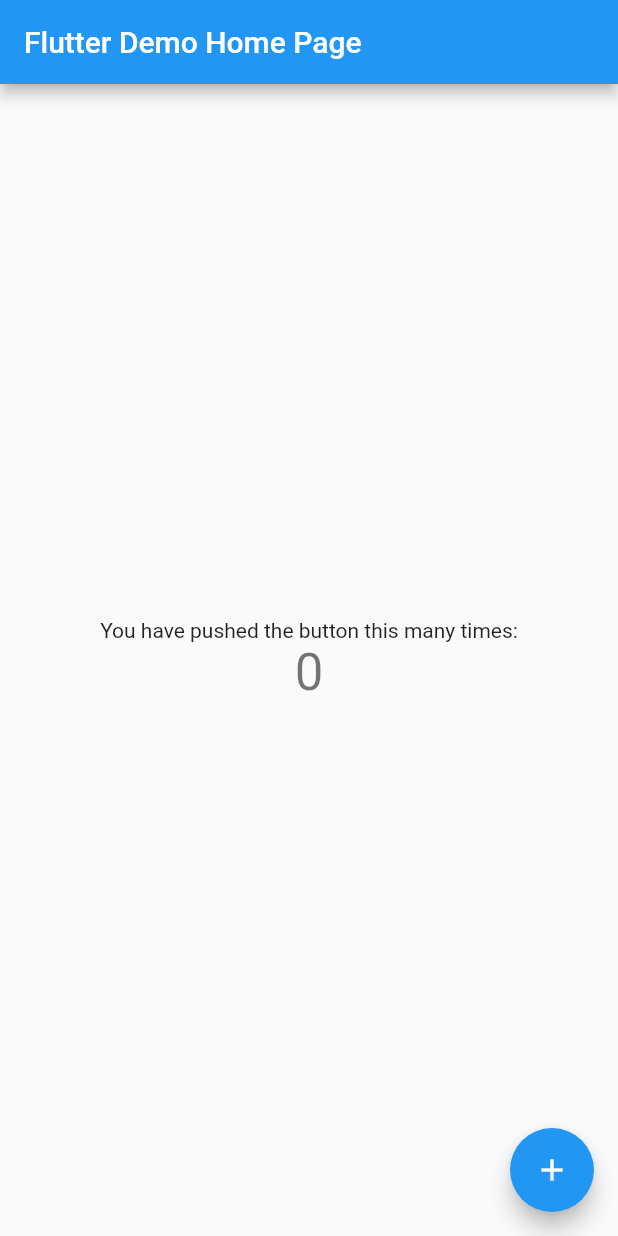
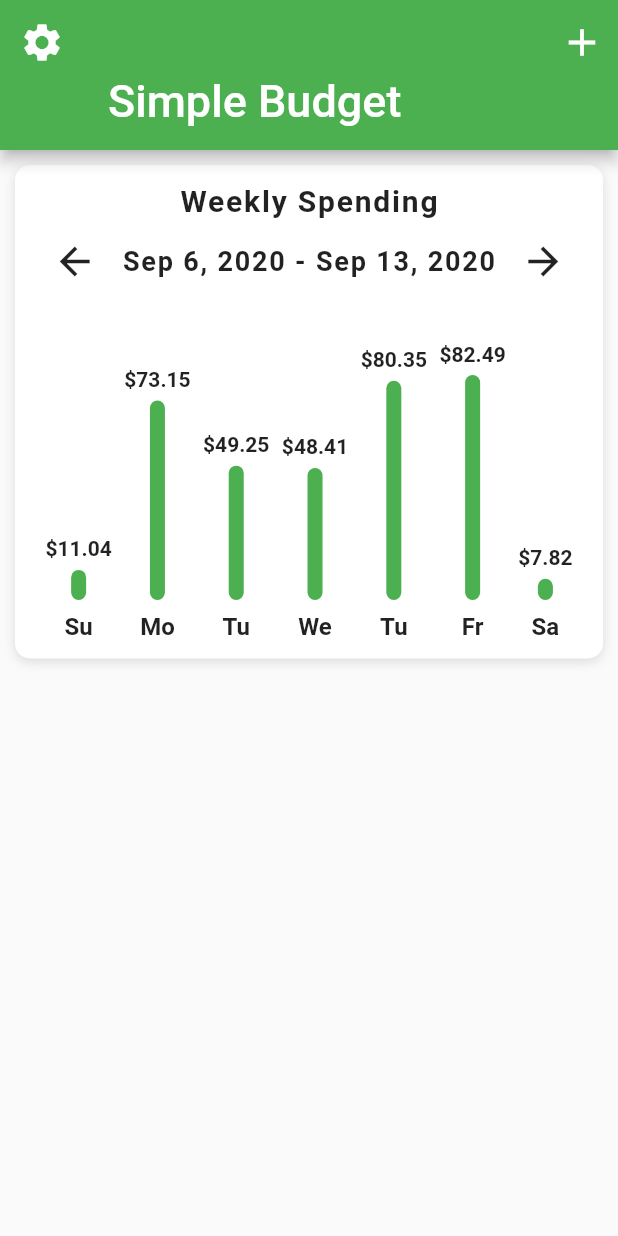
Before and after one commit to P-Jag/BudgetManagerAppUI, a Flutter app: the screen it shows after launch, on a phone screen of 412 x 824 dp. Run offline on Flutter 3.47's test engine with Material 2 defaults, Android fonts, the phone set to English and light mode, and no system bars.

Commit message:
weekly spending chart done

```diff
--- /dev/null
+++ b/lib/Wigets/bar_chart.dart
@@ -0,0 +1,100 @@
+import 'dart:math';
+
+import 'package:budget_manager_app_ui/Wigets/single_bar.dart';
+import 'package:budget_manager_app_ui/data/constants.dart';
+import 'package:flutter/material.dart';
+
+class BarChart extends StatelessWidget {
+  final List<double> expenses;
+  BarChart({this.expenses});
+
+  @override
+  Widget build(BuildContext context) {
+    double mostExpensive = 0;
+    expenses.forEach((double price) {
+      if (mostExpensive < price) {
+        mostExpensive = price;
+      }
+    });
+
+    return Padding(
+      padding: EdgeInsets.all(12.0),
+      child: Column(
+        children: <Widget>[
+          Text(
+            'Weekly Spending',
+            style: kPrimaryTextStyle,
+          ),
+          SizedBox(
+            height: 5.0,
+          ),
+          Row(
+            mainAxisAlignment: MainAxisAlignment.spaceAround,
+            children: <Widget>[
+              IconButton(
+                icon: Icon(Icons.arrow_back),
+                iconSize: 30.0,
+                onPressed: () {},
+              ),
+              Text(
+                'Sep 6, 2020 - Sep 13, 2020',
+                style: TextStyle(
+                  fontWeight: FontWeight.w600,
+                  letterSpacing: 1.2,
+                  fontSize: 18.0,
+                ),
+              ),
+              IconButton(
+                icon: Icon(Icons.arrow_forward),
+                iconSize: 30.0,
+                onPressed: () {},
+              ),
+            ],
+          ),
+          SizedBox(height: 30.0),
+          Row(
+            mainAxisAlignment: MainAxisAlignment.spaceEvenly,
+            crossAxisAlignment: CrossAxisAlignment.end,
+            children: <Widget>[
+              SingleBar(
+                label: 'Su',
+                amountSpend: expenses[0],
+                mostExpensive: mostExpensive,
+              ),
+              SingleBar(
+                label: 'Mo',
+                amountSpend: expenses[1],
+                mostExpensive: mostExpensive,
+              ),
+              SingleBar(
+                label: 'Tu',
+                amountSpend: expenses[2],
+                mostExpensive: mostExpensive,
+              ),
+              SingleBar(
+                label: 'We',
+                amountSpend: expenses[3],
+                mostExpensive: mostExpensive,
+              ),
+              SingleBar(
+                label: 'Tu',
+                amountSpend: expenses[4],
+                mostExpensive: mostExpensive,
+              ),
+              SingleBar(
+                label: 'Fr',
+                amountSpend: expenses[5],
+                mostExpensive: mostExpensive,
+              ),
+              SingleBar(
+                label: 'Sa',
+                amountSpend: expenses[6],
+                mostExpensive: mostExpensive,
+              ),
+            ],
+          ),
+        ],
+      ),
+    );
+  }
+}
--- /dev/null
+++ b/lib/Wigets/single_bar.dart
@@ -0,0 +1,41 @@
+import 'package:budget_manager_app_ui/data/constants.dart';
+import 'package:flutter/material.dart';
+
+class SingleBar extends StatelessWidget {
+  final String label;
+  final double amountSpend;
+  final double mostExpensive;
+
+  final double _maxBarHeight = 150.0;
+
+  SingleBar({this.label, this.amountSpend, this.mostExpensive});
+
+  @override
+  Widget build(BuildContext context) {
+    final barHeight = amountSpend / mostExpensive * _maxBarHeight;
+    return Column(
+      children: <Widget>[
+        Text(
+          '\$${amountSpend.toStringAsFixed(2)}',
+          style: TextStyle(
+            fontWeight: FontWeight.w600,
+          ),
+        ),
+        SizedBox(height: 6.0),
+        Container(
+          height: barHeight,
+          width: 10.0,
+          decoration: BoxDecoration(
+            color: Theme.of(context).primaryColor,
+            borderRadius: BorderRadius.circular(6.0),
+          ),
+        ),
+        SizedBox(height: 8.0),
+        Text(
+          label,
+          style: kSecondaryTextStyle,
+        ),
+      ],
+    );
+  }
+}
--- /dev/null
+++ b/lib/data/constants.dart
@@ -0,0 +1,12 @@
+import 'package:flutter/material.dart';
+
+const kPrimaryTextStyle = TextStyle(
+  fontWeight: FontWeight.bold,
+  fontSize: 20.0,
+  letterSpacing: 1.2,
+);
+
+const kSecondaryTextStyle = TextStyle(
+  fontSize: 16.0,
+  fontWeight: FontWeight.w600,
+);
--- a/lib/main.dart
+++ b/lib/main.dart
@@ -1,3 +1,4 @@
+import 'package:budget_manager_app_ui/screens/home_screen.dart';
 import 'package:flutter/material.dart';
 
 void main() {
@@ -8,59 +9,12 @@ class MyApp extends StatelessWidget {
   @override
   Widget build(BuildContext context) {
     return MaterialApp(
-      title: 'Flutter Demo',
+      title: 'Budget Manager App',
+      debugShowCheckedModeBanner: false,
       theme: ThemeData(
-        primarySwatch: Colors.blue,
-        visualDensity: VisualDensity.adaptivePlatformDensity,
+        primaryColor: Colors.green,
       ),
-      home: MyHomePage(title: 'Flutter Demo Home Page'),
+      home: HomeScreen(),
     );
   }
 }
-
-class MyHomePage extends StatefulWidget {
-  MyHomePage({Key key, this.title}) : super(key: key);
-
-  final String title;
-
-  @override
-  _MyHomePageState createState() => _MyHomePageState();
-}
-
-class _MyHomePageState extends State<MyHomePage> {
-  int _counter = 0;
-
-  void _incrementCounter() {
-    setState(() {
-      _counter++;
-    });
-  }
-
-  @override
-  Widget build(BuildContext context) {
-    return Scaffold(
-      appBar: AppBar(
-        title: Text(widget.title),
-      ),
-      body: Center(
-        child: Column(
-          mainAxisAlignment: MainAxisAlignment.center,
-          children: <Widget>[
-            Text(
-              'You have pushed the button this many times:',
-            ),
-            Text(
-              '$_counter',
-              style: Theme.of(context).textTheme.headline4,
-            ),
-          ],
-        ),
-      ),
-      floatingActionButton: FloatingActionButton(
-        onPressed: _incrementCounter,
-        tooltip: 'Increment',
-        child: Icon(Icons.add),
-      ),
-    );
-  }
-}
--- /dev/null
+++ b/lib/screens/home_screen.dart
@@ -0,0 +1,62 @@
+import 'package:budget_manager_app_ui/Wigets/bar_chart.dart';
+import 'package:budget_manager_app_ui/data/data.dart';
+import 'package:flutter/material.dart';
+
+class HomeScreen extends StatefulWidget {
+  @override
+  _HomeScreenState createState() => _HomeScreenState();
+}
+
+class _HomeScreenState extends State<HomeScreen> {
+  @override
+  Widget build(BuildContext context) {
+    return Scaffold(
+      body: CustomScrollView(
+        slivers: [
+          SliverAppBar(
+            forceElevated: true,
+            floating: true,
+            expandedHeight: 100.0,
+            leading: IconButton(
+              icon: Icon(Icons.settings),
+              iconSize: 30.0,
+              onPressed: () {},
+            ),
+            flexibleSpace: FlexibleSpaceBar(
+              title: Text('Simple Budget'),
+            ),
+            actions: <Widget>[
+              IconButton(
+                icon: Icon(Icons.add),
+                iconSize: 30.0,
+                onPressed: () {},
+              ),
+            ],
+          ),
+          SliverList(
+            delegate: SliverChildBuilderDelegate(
+              (BuildContext context, int index) {
+                return Container(
+                  margin: EdgeInsets.all(10.0),
+                  decoration: BoxDecoration(
+                    color: Colors.white,
+                    boxShadow: [
+                      BoxShadow(
+                        color: Colors.black12,
+                        offset: Offset(0, 2),
+                        blurRadius: 6.0,
+                      ),
+                    ],
+                    borderRadius: BorderRadius.circular(10.0),
+                  ),
+                  child: BarChart(expenses: weeklySpending),
+                );
+              },
+              childCount: 1,
+            ),
+          ),
+        ],
+      ),
+    );
+  }
+}
```
